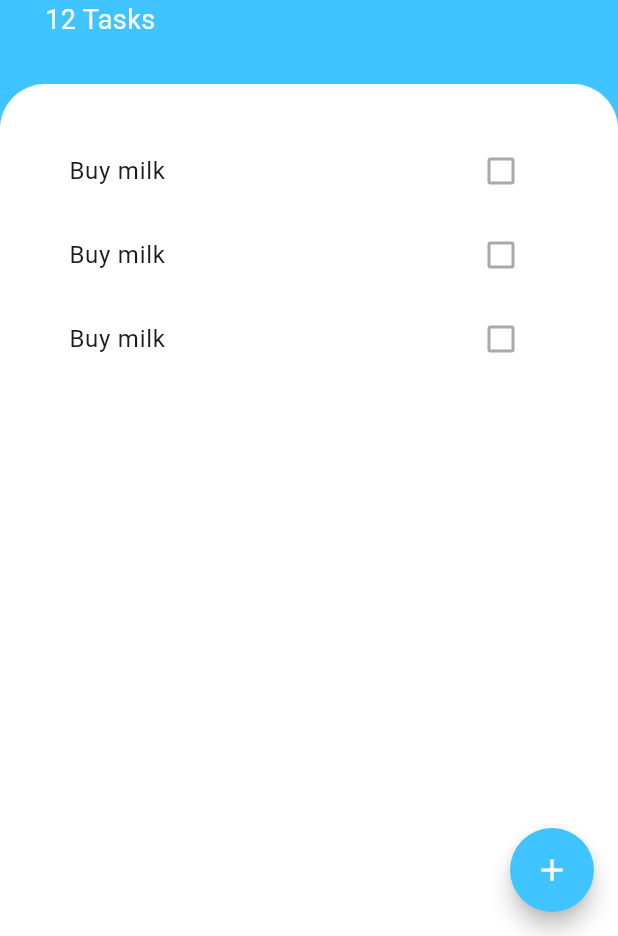
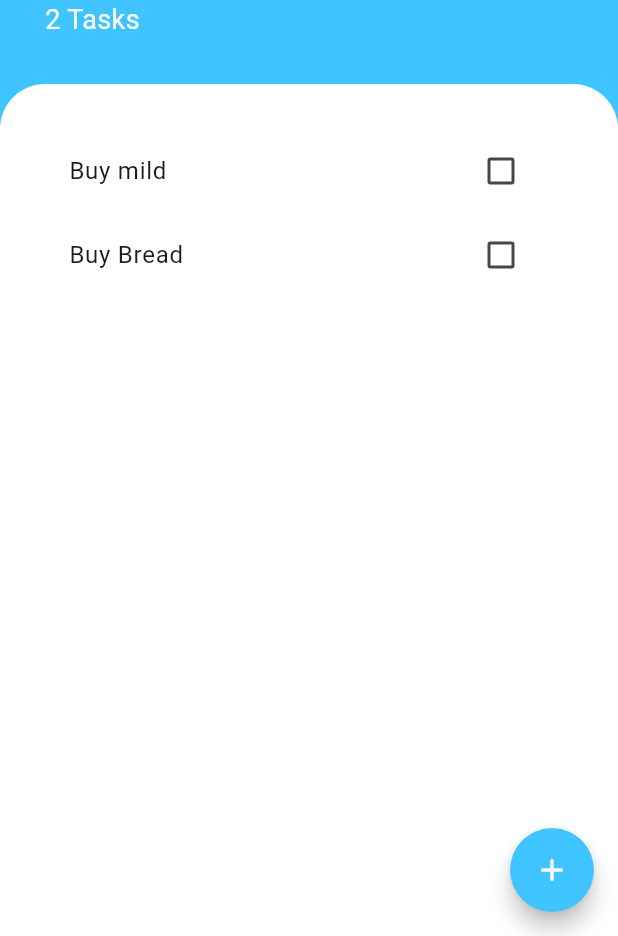
Before and after one commit to walidtolba/todo_flutter, a Flutter app: the screen it shows after launch, on a phone screen of 412 x 824 dp, the part 300-1236 px from its top. Run offline on Flutter 3.47's test engine with Material 3 defaults, Android fonts, the phone set to English and light mode, and no system bars.

Commit message:
Completed the offline version

```diff
--- a/lib/main.dart
+++ b/lib/main.dart
@@ -1,16 +1,23 @@
 import 'package:flutter/material.dart';
+import 'package:provider/provider.dart';
+import 'package:todo_list_flutter/models/tasks_notifier.dart';
 import 'package:todo_list_flutter/screens/tasks_screen.dart';
 
-void main() => runApp(MyApp());
+void main() {
+  runApp(MyApp());
+}
 
 class MyApp extends StatelessWidget {
   const MyApp({super.key});
 
   @override
   Widget build(BuildContext context) {
-    return const MaterialApp(
-  debugShowCheckedModeBanner: false,
-  home: TasksScreen(),
-);
+    return ChangeNotifierProvider<TasksNotifier>(
+      create: (context) => TasksNotifier(),
+      child: const MaterialApp(
+        debugShowCheckedModeBanner: false,
+        home: TasksScreen(),
+      ),
+    );
   }
 }
--- /dev/null
+++ b/lib/models/task.dart
@@ -0,0 +1,11 @@
+
+class Task {
+  final String name;
+  bool isDone;
+
+  Task({required this.name, this.isDone = false});
+
+  void toggleDone(){
+    isDone = !isDone;
+  }
+}
--- /dev/null
+++ b/lib/models/tasks_notifier.dart
@@ -0,0 +1,30 @@
+
+import 'dart:collection';
+
+import 'package:flutter/material.dart';
+import 'package:todo_list_flutter/models/task.dart';
+
+class TasksNotifier extends  ChangeNotifier{
+  List<Task> _tasks = [
+    Task(name: 'Buy mild'), Task(name: 'Buy Bread')
+  ];
+
+  UnmodifiableListView<Task> get tasks => UnmodifiableListView(_tasks);
+
+  int get count => _tasks.length;
+
+  void addTask(text){
+    _tasks.add(Task(name: text));
+    notifyListeners();
+
+  }
+  void toggleTask(index){
+    _tasks[index].toggleDone();
+    notifyListeners();
+  }
+  void deleteTask(index){
+    _tasks.removeAt(index);
+    notifyListeners();
+  }
+
+}
--- a/lib/screens/tasks_screen.dart
+++ b/lib/screens/tasks_screen.dart
@@ -1,10 +1,17 @@
 import 'package:flutter/material.dart';
+import 'package:provider/provider.dart';
+import 'package:todo_list_flutter/models/tasks_notifier.dart';
 import 'package:todo_list_flutter/widgets/tasks_list.dart';
 import 'package:todo_list_flutter/screens/add_bottom_sheet.dart';
 
-class TasksScreen extends StatelessWidget {
+class TasksScreen extends StatefulWidget {
   const TasksScreen({super.key});
 
+  @override
+  State<TasksScreen> createState() => _TasksScreenState();
+}
+
+class _TasksScreenState extends State<TasksScreen> {
   @override
   Widget build(BuildContext context) {
     return Scaffold(
@@ -38,7 +45,7 @@ class TasksScreen extends StatelessWidget {
                         fontSize: 46),
                   ),
                   Text(
-                    '12 Tasks',
+                    '${Provider.of<TasksNotifier>(context).count} Tasks',
                     style: TextStyle(color: Colors.white, fontSize: 18.0),
                   )
                 ],
@@ -61,8 +68,9 @@ class TasksScreen extends StatelessWidget {
           Icons.add,
           color: Colors.white,
         ),
-        onPressed: (){
-          showModalBottomSheet(context: context, builder: (context) => AddBottomSheet());
+        onPressed: () async {
+          showModalBottomSheet(
+              context: context, builder: (context) => AddBottomSheet());
         },
         backgroundColor: Colors.lightBlueAccent,
         shape: CircleBorder(),
--- a/lib/widgets/task_tile.dart
+++ b/lib/widgets/task_tile.dart
@@ -1,16 +1,19 @@
-
 import 'package:flutter/material.dart';
 
 class TaskTile extends StatelessWidget {
-  const TaskTile({
-    super.key,
-  });
+  final bool isDone;
+  final String title;
+  final toggleDone;
+  TaskTile({ required this.title, this.isDone = false, this.toggleDone});
 
   @override
   Widget build(BuildContext context) {
     return ListTile(
-        title: Text('Buy milk', style: TextStyle(fontSize: 16.0),),
-        trailing: Checkbox(value: false, onChanged: null),
+      title: Text(
+        title,
+        style: TextStyle(fontSize: 16.0, decoration: isDone?TextDecoration.lineThrough:TextDecoration.none),
+      ),
+      trailing: Checkbox(value: isDone, onChanged: toggleDone)
     );
   }
 }
--- a/lib/widgets/tasks_list.dart
+++ b/lib/widgets/tasks_list.dart
@@ -1,18 +1,26 @@
-
 import 'package:flutter/material.dart';
+import 'package:provider/provider.dart';
+import 'package:todo_list_flutter/models/tasks_notifier.dart';
 import 'package:todo_list_flutter/widgets/task_tile.dart';
 
 class TasksList extends StatelessWidget {
-  const TasksList({
-    super.key,
-  });
 
   @override
   Widget build(BuildContext context) {
-    return ListView(
-      children: [
-        TaskTile(),TaskTile(),TaskTile(),
-      ],
+    return Consumer(
+      builder: (context, TasksNotifier data, child) => ListView.builder(
+        itemBuilder: (context, index) {
+          return GestureDetector(
+            child: TaskTile(
+              title: data.tasks[index].name,
+              isDone: data.tasks[index].isDone,
+              toggleDone: (value) => data.toggleTask(index),
+            ),
+            onLongPress: () => data.deleteTask(index),
+          );
+        },
+        itemCount: data.tasks.length,
+      ),
     );
   }
 }
--- a/pubspec.yaml
+++ b/pubspec.yaml
@@ -35,6 +35,7 @@ dependencies:
   # The following adds the Cupertino Icons font to your application.
   # Use with the CupertinoIcons class for iOS style icons.
   cupertino_icons: ^1.0.6
+  provider: ^6.1.2
 
 dev_dependencies:
   flutter_test:
```
Also changed, not shown: lib/screens/add_bottom_sheet.dart (+19 -3 lines), pubspec.lock.
